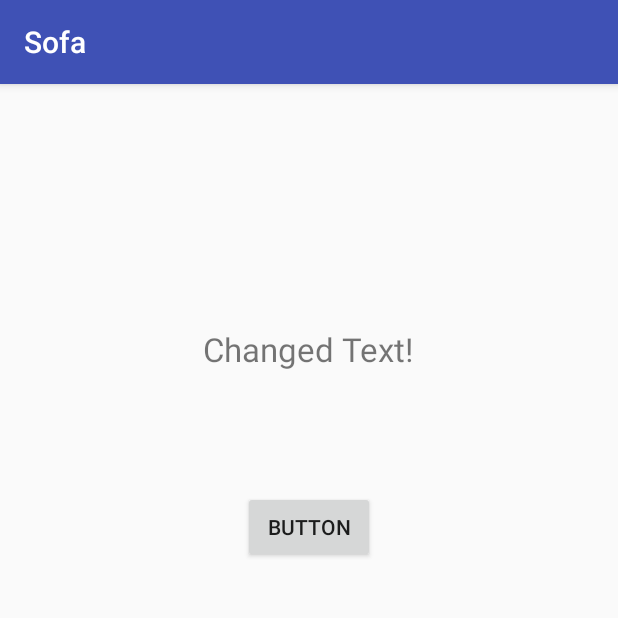
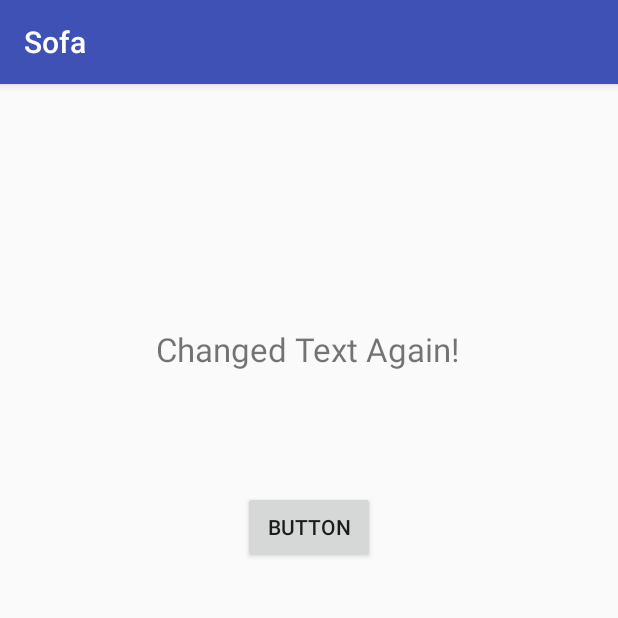
Before and after one commit to anjandash/sofa, an Android app: the screen it shows after launch (MainActivity), after a tap on "BUTTON", on a phone screen of 412 x 824 dp, the top half of it. Run offline under Robolectric (Android 15) with nearby library versions, the phone set to English and light mode, and no system bars.

Commit message:
new push

```diff
--- a/app/src/main/java/com/pixellato/sofa/MainActivity.java
+++ b/app/src/main/java/com/pixellato/sofa/MainActivity.java
@@ -17,6 +17,6 @@ public class MainActivity extends AppCompatActivity {
 
     public void changeText(View view){
         TextView textView = (TextView) findViewById(R.id.textView);
-        textView.setText("Changed Text!");
+        textView.setText("Changed Text Again!");
     }
 }
```
